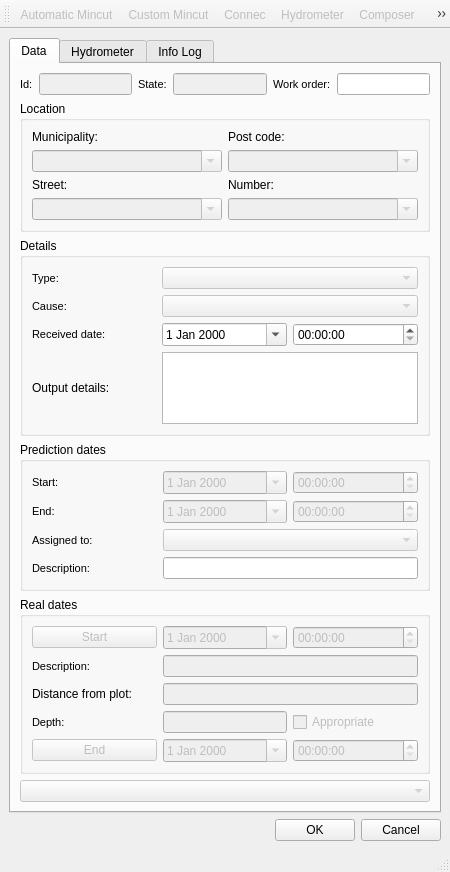
Above: ui/mincut.ui from Giswater/giswater_qgis_plugin before the change. Below: the same form after it.
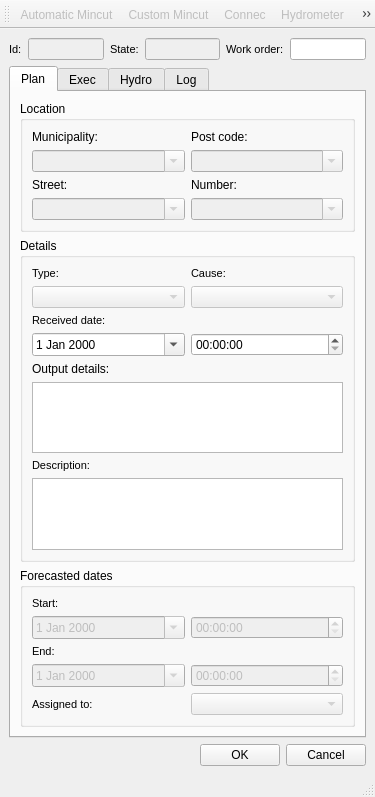
That is the form after the change. Icons and pictures are not drawn.

Commit message: Enhancement: mincut form

```diff
--- a/ui/mincut.ui
+++ b/ui/mincut.ui
@@ -6,8 +6,8 @@
    <rect>
     <x>0</x>
     <y>0</y>
-    <width>450</width>
-    <height>831</height>
+    <width>375</width>
+    <height>797</height>
    </rect>
   </property>
   <property name="windowTitle">
@@ -59,143 +59,16 @@
       </item>
      </layout>
     </item>
-    <item row="0" column="0">
+    <item row="1" column="0">
      <widget class="QTabWidget" name="mainTab">
       <property name="currentIndex">
        <number>0</number>
       </property>
       <widget class="QWidget" name="tab_config">
        <attribute name="title">
-        <string>Data</string>
+        <string>Plan</string>
        </attribute>
        <layout class="QVBoxLayout" name="verticalLayout">
-        <item>
-         <layout class="QHBoxLayout" name="horizontalLayout">
-          <property name="sizeConstraint">
-           <enum>QLayout::SetDefaultConstraint</enum>
-          </property>
-          <item>
-           <widget class="QLabel" name="label_label_x_9">
-            <property name="font">
-             <font>
-              <pointsize>8</pointsize>
-             </font>
-            </property>
-            <property name="frameShape">
-             <enum>QFrame::NoFrame</enum>
-            </property>
-            <property name="frameShadow">
-             <enum>QFrame::Plain</enum>
-            </property>
-            <property name="text">
-             <string>Id:</string>
-            </property>
-            <property name="textFormat">
-             <enum>Qt::AutoText</enum>
-            </property>
-            <property name="scaledContents">
-             <bool>false</bool>
-            </property>
-            <property name="alignment">
-             <set>Qt::AlignLeading|Qt::AlignLeft|Qt::AlignVCenter</set>
-            </property>
-            <property name="margin">
-             <number>3</number>
-            </property>
-           </widget>
-          </item>
-          <item>
-           <widget class="QLineEdit" name="result_mincut_id">
-            <property name="enabled">
-             <bool>false</bool>
-            </property>
-            <property name="text">
-             <string/>
-            </property>
-           </widget>
-          </item>
-          <item>
-           <widget class="QLabel" name="label_label_x_11">
-            <property name="font">
-             <font>
-              <pointsize>8</pointsize>
-             </font>
-            </property>
-            <property name="frameShape">
-             <enum>QFrame::NoFrame</enum>
-            </property>
-            <property name="frameShadow">
-             <enum>QFrame::Plain</enum>
-            </property>
-            <property name="text">
-             <string>State:</string>
-            </property>
-            <property name="textFormat">
-             <enum>Qt::AutoText</enum>
-            </property>
-            <property name="scaledContents">
-             <bool>false</bool>
-            </property>
-            <property name="alignment">
-             <set>Qt::AlignLeading|Qt::AlignLeft|Qt::AlignVCenter</set>
-            </property>
-            <property name="margin">
-             <number>3</number>
-            </property>
-           </widget>
-          </item>
-          <item>
-           <widget class="QLineEdit" name="state">
-            <property name="enabled">
-             <bool>false</bool>
-            </property>
-            <property name="text">
-             <string/>
-            </property>
-           </widget>
-          </item>
-          <item>
-           <widget class="QLabel" name="label_label_x_12">
-            <property name="font">
-             <font>
-              <pointsize>8</pointsize>
-             </font>
-            </property>
-            <property name="frameShape">
-             <enum>QFrame::NoFrame</enum>
-            </property>
-            <property name="frameShadow">
-             <enum>QFrame::Plain</enum>
-            </property>
-            <property name="text">
-             <string>Work order:</string>
-            </property>
-            <property name="textFormat">
-             <enum>Qt::AutoText</enum>
-            </property>
-            <property name="scaledContents">
-             <bool>false</bool>
-            </property>
-            <property name="alignment">
-             <set>Qt::AlignLeading|Qt::AlignLeft|Qt::AlignVCenter</set>
-            </property>
-            <property name="margin">
-             <number>3</number>
-            </property>
-           </widget>
-          </item>
-          <item>
-           <widget class="QLineEdit" name="work_order">
-            <property name="enabled">
-             <bool>true</bool>
-            </property>
-            <property name="text">
-             <string/>
-            </property>
-           </widget>
-          </item>
-         </layout>
-        </item>
         <item>
          <widget class="QGroupBox" name="groupBox">
           <property name="title">
@@ -283,9 +156,9 @@
            <string>Details</string>
           </property>
           <layout class="QGridLayout" name="gridLayout_10">
-           <item row="0" column="0">
+           <item row="2" column="0">
             <layout class="QGridLayout" name="gridLayout_9">
-             <item row="2" column="0">
+             <item row="3" column="0">
               <widget class="QLabel" name="label_label_x_10">
                <property name="font">
                 <font>
@@ -315,15 +188,8 @@
                </property>
               </widget>
              </item>
-             <item row="0" column="1" colspan="2">
-              <widget class="QComboBox" name="type">
-               <property name="enabled">
-                <bool>false</bool>
-               </property>
-              </widget>
-             </item>
-             <item row="1" column="0">
-              <widget class="QLabel" name="label_label_x_8">
+             <item row="8" column="0">
+              <widget class="QLabel" name="label_builtdate_5">
                <property name="font">
                 <font>
                  <pointsize>8</pointsize>
@@ -336,7 +202,7 @@
                 <enum>QFrame::Plain</enum>
                </property>
                <property name="text">
-                <string>Cause:</string>
+                <string>Description:</string>
                </property>
                <property name="textFormat">
                 <enum>Qt::AutoText</enum>
@@ -344,59 +210,12 @@
                <property name="scaledContents">
                 <bool>false</bool>
                </property>
-               <property name="alignment">
-                <set>Qt::AlignLeading|Qt::AlignLeft|Qt::AlignVCenter</set>
-               </property>
                <property name="margin">
                 <number>3</number>
                </property>
               </widget>
              </item>
-             <item row="2" column="2">
-              <widget class="QTimeEdit" name="cbx_recieved_time">
-               <property name="enabled">
-                <bool>true</bool>
-               </property>
-              </widget>
-             </item>
-             <item row="0" column="0">
-              <widget class="QLabel" name="label_label_x_7">
-               <property name="font">
-                <font>
-                 <pointsize>8</pointsize>
-                </font>
-               </property>
-               <property name="frameShape">
-                <enum>QFrame::NoFrame</enum>
-               </property>
-               <property name="frameShadow">
-                <enum>QFrame::Plain</enum>
-               </property>
-               <property name="text">
-                <string>Type:</string>
-               </property>
-               <property name="textFormat">
-                <enum>Qt::AutoText</enum>
-               </property>
-               <property name="scaledContents">
-                <bool>false</bool>
-               </property>
-               <property name="alignment">
-                <set>Qt::AlignLeading|Qt::AlignLeft|Qt::AlignVCenter</set>
-               </property>
-               <property name="margin">
-                <number>3</number>
-               </property>
-              </widget>
-             </item>
-             <item row="1" column="1" colspan="2">
-              <widget class="QComboBox" name="cause">
-               <property name="enabled">
-                <bool>false</bool>
-               </property>
-              </widget>
-             </item>
-             <item row="2" column="1">
+             <item row="4" column="0">
               <widget class="QDateEdit" name="cbx_recieved_day">
                <property name="enabled">
                 <bool>true</bool>
@@ -406,14 +225,31 @@
                </property>
               </widget>
              </item>
-             <item row="3" column="0">
+             <item row="9" column="0" colspan="2">
+              <widget class="QPlainTextEdit" name="pred_description">
+               <property name="sizePolicy">
+                <sizepolicy hsizetype="Expanding" vsizetype="Expanding">
+                 <horstretch>0</horstretch>
+                 <verstretch>0</verstretch>
+                </sizepolicy>
+               </property>
+              </widget>
+             </item>
+             <item row="4" column="1">
+              <widget class="QTimeEdit" name="cbx_recieved_time">
+               <property name="enabled">
+                <bool>true</bool>
+               </property>
+              </widget>
+             </item>
+             <item row="5" column="0">
               <widget class="QLabel" name="label_2">
                <property name="text">
                 <string>Output details:</string>
                </property>
               </widget>
              </item>
-             <item row="3" column="1" colspan="2">
+             <item row="6" column="0" colspan="2">
               <widget class="QTextEdit" name="output_details">
                <property name="enabled">
                 <bool>true</bool>
@@ -431,54 +267,113 @@
              </item>
             </layout>
            </item>
+           <item row="0" column="0">
+            <layout class="QGridLayout" name="gridLayout_5">
+             <item row="0" column="2">
+              <widget class="QLabel" name="label_label_x_8">
+               <property name="sizePolicy">
+                <sizepolicy hsizetype="Preferred" vsizetype="Preferred">
+                 <horstretch>0</horstretch>
+                 <verstretch>0</verstretch>
+                </sizepolicy>
+               </property>
+               <property name="font">
+                <font>
+                 <pointsize>8</pointsize>
+                </font>
+               </property>
+               <property name="frameShape">
+                <enum>QFrame::NoFrame</enum>
+               </property>
+               <property name="frameShadow">
+                <enum>QFrame::Plain</enum>
+               </property>
+               <property name="text">
+                <string>Cause:</string>
+               </property>
+               <property name="textFormat">
+                <enum>Qt::AutoText</enum>
+               </property>
+               <property name="scaledContents">
+                <bool>false</bool>
+               </property>
+               <property name="alignment">
+                <set>Qt::AlignLeading|Qt::AlignLeft|Qt::AlignVCenter</set>
+               </property>
+               <property name="margin">
+                <number>3</number>
+               </property>
+              </widget>
+             </item>
+             <item row="0" column="0">
+              <widget class="QLabel" name="label_label_x_7">
+               <property name="sizePolicy">
+                <sizepolicy hsizetype="Preferred" vsizetype="Preferred">
+                 <horstretch>0</horstretch>
+                 <verstretch>0</verstretch>
+                </sizepolicy>
+               </property>
+               <property name="font">
+                <font>
+                 <pointsize>8</pointsize>
+                </font>
+               </property>
+               <property name="frameShape">
+                <enum>QFrame::NoFrame</enum>
+               </property>
+               <property name="frameShadow">
+                <enum>QFrame::Plain</enum>
+               </property>
+               <property name="text">
+                <string>Type:</string>
+               </property>
+               <property name="textFormat">
+                <enum>Qt::AutoText</enum>
+               </property>
+               <property name="scaledContents">
+                <bool>false</bool>
+               </property>
+               <property name="alignment">
+                <set>Qt::AlignLeading|Qt::AlignLeft|Qt::AlignVCenter</set>
+               </property>
+               <property name="margin">
+                <number>3</number>
+               </property>
+              </widget>
+             </item>
+             <item row="1" column="0">
+              <widget class="QComboBox" name="type">
+               <property name="enabled">
+                <bool>false</bool>
+               </property>
+               <property name="sizePolicy">
+                <sizepolicy hsizetype="Preferred" vsizetype="Preferred">
+                 <horstretch>0</horstretch>
+                 <verstretch>0</verstretch>
+                </sizepolicy>
+               </property>
+              </widget>
+             </item>
+             <item row="1" column="2">
+              <widget class="QComboBox" name="cause">
+               <property name="enabled">
+                <bool>false</bool>
+               </property>
+              </widget>
+             </item>
+            </layout>
+           </item>
           </layout>
          </widget>
         </item>
         <item>
          <widget class="QGroupBox" name="groupBox_3">
           <property name="title">
-           <string>Prediction dates</string>
+           <string>Forecasted dates</string>
           </property>
           <layout class="QGridLayout" name="gridLayout_12">
            <item row="0" column="0">
             <layout class="QGridLayout" name="gridLayout_11">
-             <item row="1" column="2">
-              <widget class="QTimeEdit" name="cbx_hours_end_predict">
-               <property name="enabled">
-                <bool>false</bool>
-               </property>
-              </widget>
-             </item>
-             <item row="2" column="0">
-              <widget class="QLabel" name="label_assigned_to">
-               <property name="font">
-                <font>
-                 <pointsize>8</pointsize>
-                </font>
-               </property>
-               <property name="frameShape">
-                <enum>QFrame::NoFrame</enum>
-               </property>
-               <property name="frameShadow">
-                <enum>QFrame::Plain</enum>
-               </property>
-               <property name="text">
-                <string>Assigned to:</string>
-               </property>
-               <property name="textFormat">
-                <enum>Qt::AutoText</enum>
-               </property>
-               <property name="scaledContents">
-                <bool>false</bool>
-               </property>
-               <property name="alignment">
-                <set>Qt::AlignLeading|Qt::AlignLeft|Qt::AlignVCenter</set>
-               </property>
-               <property name="margin">
-                <number>3</number>
-               </property>
-              </widget>
-             </item>
              <item row="0" column="0">
               <widget class="QLabel" name="label_builtdate_3">
                <property name="font">
@@ -506,24 +401,37 @@
                </property>
               </widget>
              </item>
-             <item row="2" column="1" colspan="2">
-              <widget class="QComboBox" name="assigned_to">
-               <property name="enabled">
-                <bool>false</bool>
+             <item row="4" column="0">
+              <widget class="QLabel" name="label_assigned_to">
+               <property name="font">
+                <font>
+                 <pointsize>8</pointsize>
+                </font>
                </property>
-              </widget>
-             </item>
-             <item row="0" column="1">
-              <widget class="QDateEdit" name="cbx_date_start_predict">
-               <property name="enabled">
+               <property name="frameShape">
+                <enum>QFrame::NoFrame</enum>
+               </property>
+               <property name="frameShadow">
+                <enum>QFrame::Plain</enum>
+               </property>
+               <property name="text">
+                <string>Assigned to:</string>
+               </property>
+               <property name="textFormat">
+                <enum>Qt::AutoText</enum>
+               </property>
+               <property name="scaledContents">
                 <bool>false</bool>
                </property>
-               <property name="calendarPopup">
-                <bool>true</bool>
+               <property name="alignment">
+                <set>Qt::AlignLeading|Qt::AlignLeft|Qt::AlignVCenter</set>
                </property>
+               <property name="margin">
+                <number>3</number>
+               </property>
               </widget>
              </item>
-             <item row="1" column="0">
+             <item row="2" column="0">
               <widget class="QLabel" name="label_builtdate_4">
                <property name="font">
                 <font>
@@ -550,35 +458,8 @@
                </property>
               </widget>
              </item>
-             <item row="3" column="0">
-              <widget class="QLabel" name="label_builtdate_5">
-               <property name="font">
-                <font>
-                 <pointsize>8</pointsize>
-                </font>
-               </property>
-               <property name="frameShape">
-                <enum>QFrame::NoFrame</enum>
-               </property>
-               <property name="frameShadow">
-                <enum>QFrame::Plain</enum>
-               </property>
-               <property name="text">
-                <string>Description:</string>
-               </property>
-               <property name="textFormat">
-                <enum>Qt::AutoText</enum>
-               </property>
-               <property name="scaledContents">
-                <bool>false</bool>
-               </property>
-               <property name="margin">
-                <number>3</number>
-               </property>
-              </widget>
-             </item>
-             <item row="1" column="1">
-              <widget class="QDateEdit" name="cbx_date_end_predict">
+             <item row="1" column="0">
+              <widget class="QDateEdit" name="cbx_date_start_predict">
                <property name="enabled">
                 <bool>false</bool>
                </property>
@@ -587,22 +468,50 @@
                </property>
               </widget>
              </item>
-             <item row="0" column="2">
+             <item row="1" column="1">
               <widget class="QTimeEdit" name="cbx_hours_start_predict">
                <property name="enabled">
                 <bool>false</bool>
                </property>
               </widget>
              </item>
-             <item row="3" column="1" colspan="2">
-              <widget class="QLineEdit" name="pred_description"/>
+             <item row="3" column="0">
+              <widget class="QDateEdit" name="cbx_date_end_predict">
+               <property name="enabled">
+                <bool>false</bool>
+               </property>
+               <property name="calendarPopup">
+                <bool>true</bool>
+               </property>
+              </widget>
+             </item>
+             <item row="3" column="1">
+              <widget class="QTimeEdit" name="cbx_hours_end_predict">
+               <property name="enabled">
+                <bool>false</bool>
+               </property>
+              </widget>
+             </item>
+             <item row="4" column="1">
+              <widget class="QComboBox" name="assigned_to">
+               <property name="enabled">
+                <bool>false</bool>
+               </property>
+              </widget>
              </item>
             </layout>
            </item>
           </layout>
          </widget>
         </item>
-        <item>
+       </layout>
+      </widget>
+      <widget class="QWidget" name="tab">
+       <attribute name="title">
+        <string>Exec</string>
+       </attribute>
+       <layout class="QGridLayout" name="gridLayout_6">
+        <item row="0" column="0">
          <widget class="QGroupBox" name="groupBox_4">
           <property name="title">
            <string>Real dates</string>
@@ -610,8 +519,8 @@
           <layout class="QGridLayout" name="gridLayout_14">
            <item row="0" column="0">
             <layout class="QGridLayout" name="gridLayout_13">
-             <item row="0" column="2">
-              <widget class="QTimeEdit" name="cbx_hours_start">
+             <item row="0" column="0" colspan="3">
+              <widget class="QPushButton" name="btn_start">
                <property name="enabled">
                 <bool>false</bool>
                </property>
@@ -623,17 +532,48 @@
                </property>
               </widget>
              </item>
-             <item row="3" column="2">
-              <widget class="QCheckBox" name="appropiate">
-               <property name="enabled">
+             <item row="6" column="0">
+              <widget class="QLabel" name="label_4">
+               <property name="text">
+                <string>Appropriate:</string>
+               </property>
+              </widget>
+             </item>
+             <item row="1" column="0">
+              <widget class="QLabel" name="label_3">
+               <property name="text">
+                <string>Start date:</string>
+               </property>
+              </widget>
+             </item>
+             <item row="2" column="0">
+              <widget class="QLabel" name="label_builtdate_6">
+               <property name="font">
+                <font>
+                 <pointsize>8</pointsize>
+                </font>
+               </property>
+               <property name="frameShape">
+                <enum>QFrame::NoFrame</enum>
+               </property>
+               <property name="frameShadow">
+                <enum>QFrame::Plain</enum>
+               </property>
+               <property name="text">
+                <string>Description:</string>
+               </property>
+               <property name="textFormat">
+                <enum>Qt::AutoText</enum>
+               </property>
+               <property name="scaledContents">
                 <bool>false</bool>
                </property>
-               <property name="text">
-                <string>Appropriate</string>
+               <property name="margin">
+                <number>3</number>
                </property>
               </widget>
              </item>
-             <item row="4" column="1">
+             <item row="7" column="1">
               <widget class="QDateEdit" name="cbx_date_end">
                <property name="enabled">
                 <bool>false</bool>
@@ -643,50 +583,79 @@
                </property>
               </widget>
              </item>
-             <item row="1" column="1" colspan="2">
-              <widget class="QLineEdit" name="real_description">
-               <property name="enabled">
-                <bool>false</bool>
-               </property>
-               <property name="inputMask">
-                <string/>
-               </property>
-               <property name="text">
-                <string/>
-               </property>
-              </widget>
-             </item>
-             <item row="4" column="0">
-              <widget class="QPushButton" name="btn_end">
-               <property name="enabled">
-                <bool>false</bool>
-               </property>
-               <property name="sizePolicy">
-                <sizepolicy hsizetype="Preferred" vsizetype="Fixed">
-                 <horstretch>0</horstretch>
-                 <verstretch>0</verstretch>
-                </sizepolicy>
-               </property>
-               <property name="text">
-                <string>End</string>
-               </property>
-              </widget>
-             </item>
-             <item row="2" column="1" colspan="2">
+             <item row="4" column="1" colspan="2">
               <widget class="QLineEdit" name="distance">
                <property name="enabled">
                 <bool>false</bool>
                </property>
               </widget>
              </item>
-             <item row="2" column="0">
+             <item row="7" column="0">
+              <widget class="QLabel" name="label_5">
+               <property name="text">
+                <string>End date:</string>
+               </property>
+              </widget>
+             </item>
+             <item row="5" column="1" colspan="2">
+              <widget class="QLineEdit" name="depth">
+               <property name="enabled">
+                <bool>false</bool>
+               </property>
+               <property name="inputMask">
+                <string/>
+               </property>
+               <property name="text">
+                <string/>
+               </property>
+              </widget>
+             </item>
+             <item row="6" column="1" colspan="2">
+              <widget class="QCheckBox" name="appropiate">
+               <property name="enabled">
+                <bool>false</bool>
+               </property>
+               <property name="sizePolicy">
+                <sizepolicy hsizetype="Minimum" vsizetype="Fixed">
+                 <horstretch>0</horstretch>
+                 <verstretch>0</verstretch>
+                </sizepolicy>
+               </property>
+               <property name="layoutDirection">
+                <enum>Qt::LeftToRight</enum>
+               </property>
+               <property name="autoFillBackground">
+                <bool>false</bool>
+               </property>
+               <property name="text">
+                <string/>
+               </property>
+              </widget>
+             </item>
+             <item row="4" column="0">
               <widget class="QLabel" name="label">
                <property name="text">
                 <string>Distance from plot:</string>
                </property>
               </widget>
              </item>
-             <item row="0" column="1">
+             <item row="1" column="2">
+              <widget class="QTimeEdit" name="cbx_hours_start">
+               <property name="enabled">
+                <bool>false</bool>
+               </property>
+               <property name="sizePolicy">
+                <sizepolicy hsizetype="Expanding" vsizetype="Fixed">
+                 <horstretch>0</horstretch>
+                 <verstretch>0</verstretch>
+                </sizepolicy>
+               </property>
+              </widget>
+             </item>
+             <item row="2" column="1" colspan="2">
+              <widget class="QTextEdit" name="real_description"/>
+             </item>
+             <item row="1" column="1">
               <widget class="QDateEdit" name="cbx_date_start">
                <property name="enabled">
                 <bool>false</bool>
@@ -702,7 +671,7 @@
                </property>
               </widget>
              </item>
-             <item row="3" column="0">
+             <item row="5" column="0">
               <widget class="QLabel" name="label_label_x_5">
                <property name="font">
                 <font>
@@ -732,8 +701,8 @@
                </property>
               </widget>
              </item>
-             <item row="0" column="0">
-              <widget class="QPushButton" name="btn_start">
+             <item row="8" column="0" colspan="3">
+              <widget class="QPushButton" name="btn_end">
                <property name="enabled">
                 <bool>false</bool>
                </property>
@@ -748,26 +717,15 @@
                </property>
               </widget>
              </item>
-             <item row="4" column="2">
+             <item row="7" column="2">
               <widget class="QTimeEdit" name="cbx_hours_end">
                <property name="enabled">
                 <bool>false</bool>
                </property>
               </widget>
              </item>
-             <item row="1" column="0">
-              <widget class="QLabel" name="label_builtdate_6">
-               <property name="font">
-                <font>
-                 <pointsize>8</pointsize>
-                </font>
-               </property>
-               <property name="frameShape">
-                <enum>QFrame::NoFrame</enum>
-               </property>
-               <property name="frameShadow">
-                <enum>QFrame::Plain</enum>
-               </property>
+             <item row="3" column="0">
+              <widget class="QLabel" name="label_6">
                <property name="text">
                 <string>Description:</string>
                </property>
@@ -782,8 +740,8 @@
                </property>
               </widget>
              </item>
-             <item row="3" column="1">
-              <widget class="QLineEdit" name="depth">
+             <item row="3" column="1" colspan="2">
+              <widget class="QLineEdit" name="txt_exec_user">
                <property name="enabled">
                 <bool>false</bool>
                </property>
@@ -800,18 +758,24 @@
           </layout>
          </widget>
         </item>
-        <item>
-         <widget class="QComboBox" name="exec_user">
-          <property name="enabled">
-           <bool>false</bool>
+        <item row="1" column="0">
+         <spacer name="verticalSpacer_3">
+          <property name="orientation">
+           <enum>Qt::Vertical</enum>
           </property>
-         </widget>
+          <property name="sizeHint" stdset="0">
+           <size>
+            <width>20</width>
+            <height>40</height>
+           </size>
+          </property>
+         </spacer>
         </item>
        </layout>
       </widget>
       <widget class="QWidget" name="tab_hydro">
        <attribute name="title">
-        <string>Hydrometer</string>
+        <string>Hydro</string>
        </attribute>
        <layout class="QGridLayout" name="gridLayout_4">
         <item row="0" column="0">
@@ -825,7 +789,7 @@
       </widget>
       <widget class="QWidget" name="tab_loginfo">
        <attribute name="title">
-        <string>Info Log</string>
+        <string>Log</string>
        </attribute>
        <layout class="QGridLayout" name="gridLayout">
         <item row="0" column="0">
@@ -835,8 +799,132 @@
       </widget>
      </widget>
     </item>
-    <item row="2" column="0">
-     <layout class="QGridLayout" name="gridLayout_2"/>
+    <item row="0" column="0">
+     <layout class="QHBoxLayout" name="horizontalLayout">
+      <property name="sizeConstraint">
+       <enum>QLayout::SetDefaultConstraint</enum>
+      </property>
+      <item>
+       <widget class="QLabel" name="label_label_x_9">
+        <property name="font">
+         <font>
+          <pointsize>8</pointsize>
+         </font>
+        </property>
+        <property name="frameShape">
+         <enum>QFrame::NoFrame</enum>
+        </property>
+        <property name="frameShadow">
+         <enum>QFrame::Plain</enum>
+        </property>
+        <property name="text">
+         <string>Id:</string>
+        </property>
+        <property name="textFormat">
+         <enum>Qt::AutoText</enum>
+        </property>
+        <property name="scaledContents">
+         <bool>false</bool>
+        </property>
+        <property name="alignment">
+         <set>Qt::AlignLeading|Qt::AlignLeft|Qt::AlignVCenter</set>
+        </property>
+        <property name="margin">
+         <number>3</number>
+        </property>
+       </widget>
+      </item>
+      <item>
+       <widget class="QLineEdit" name="result_mincut_id">
+        <property name="enabled">
+         <bool>false</bool>
+        </property>
+        <property name="text">
+         <string/>
+        </property>
+       </widget>
+      </item>
+      <item>
+       <widget class="QLabel" name="label_label_x_11">
+        <property name="font">
+         <font>
+          <pointsize>8</pointsize>
+         </font>
+        </property>
+        <property name="frameShape">
+         <enum>QFrame::NoFrame</enum>
+        </property>
+        <property name="frameShadow">
+         <enum>QFrame::Plain</enum>
+        </property>
+        <property name="text">
+         <string>State:</string>
+        </property>
+        <property name="textFormat">
+         <enum>Qt::AutoText</enum>
+        </property>
+        <property name="scaledContents">
+         <bool>false</bool>
+        </property>
+        <property name="alignment">
+         <set>Qt::AlignLeading|Qt::AlignLeft|Qt::AlignVCenter</set>
+        </property>
+        <property name="margin">
+         <number>3</number>
+        </property>
+       </widget>
+      </item>
+      <item>
+       <widget class="QLineEdit" name="state">
+        <property name="enabled">
+         <bool>false</bool>
+        </property>
+        <property name="text">
+         <string/>
+        </property>
+       </widget>
+      </item>
+      <item>
+       <widget class="QLabel" name="label_label_x_12">
+        <property name="font">
+         <font>
+          <pointsize>8</pointsize>
+         </font>
+        </property>
+        <property name="frameShape">
+         <enum>QFrame::NoFrame</enum>
+        </property>
+        <property name="frameShadow">
+         <enum>QFrame::Plain</enum>
+        </property>
+        <property name="text">
+         <string>Work order:</string>
+        </property>
+        <property name="textFormat">
+         <enum>Qt::AutoText</enum>
+        </property>
+        <property name="scaledContents">
+         <bool>false</bool>
+        </property>
+        <property name="alignment">
+         <set>Qt::AlignLeading|Qt::AlignLeft|Qt::AlignVCenter</set>
+        </property>
+        <property name="margin">
+         <number>3</number>
+        </property>
+       </widget>
+      </item>
+      <item>
+       <widget class="QLineEdit" name="work_order">
+        <property name="enabled">
+         <bool>true</bool>
+        </property>
+        <property name="text">
+         <string/>
+        </property>
+       </widget>
+      </item>
+     </layout>
     </item>
    </layout>
   </widget>
```
Left out of the diff: 26 changed lines with no effect on the pictures. The commit also changes 1 other file.
